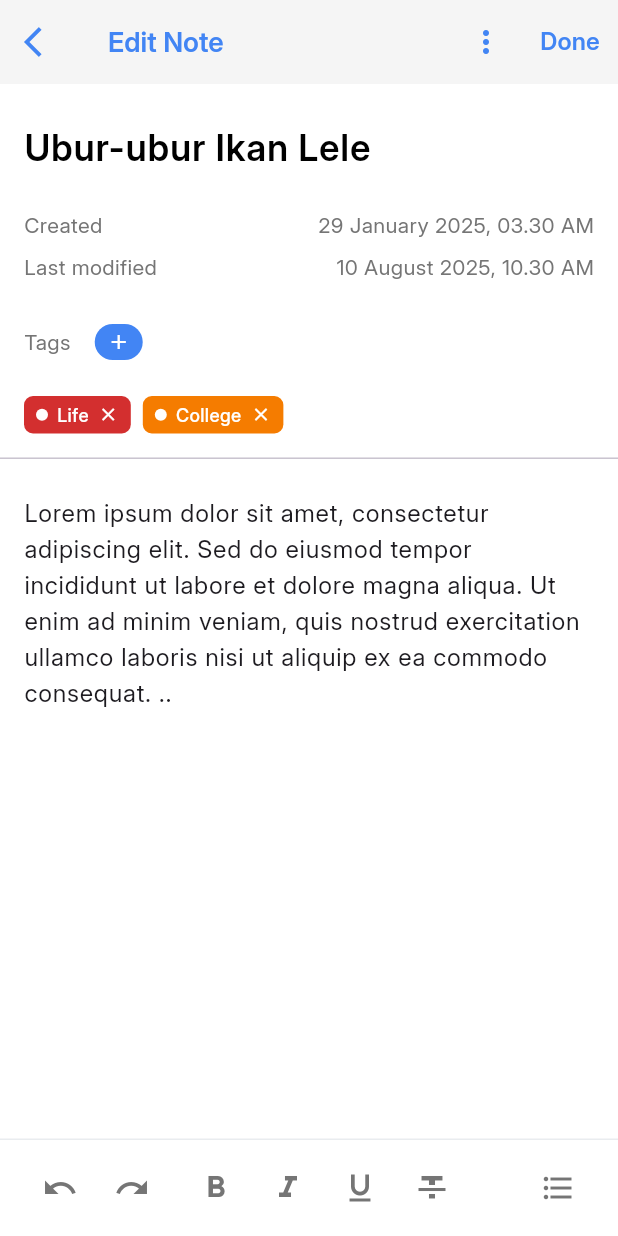
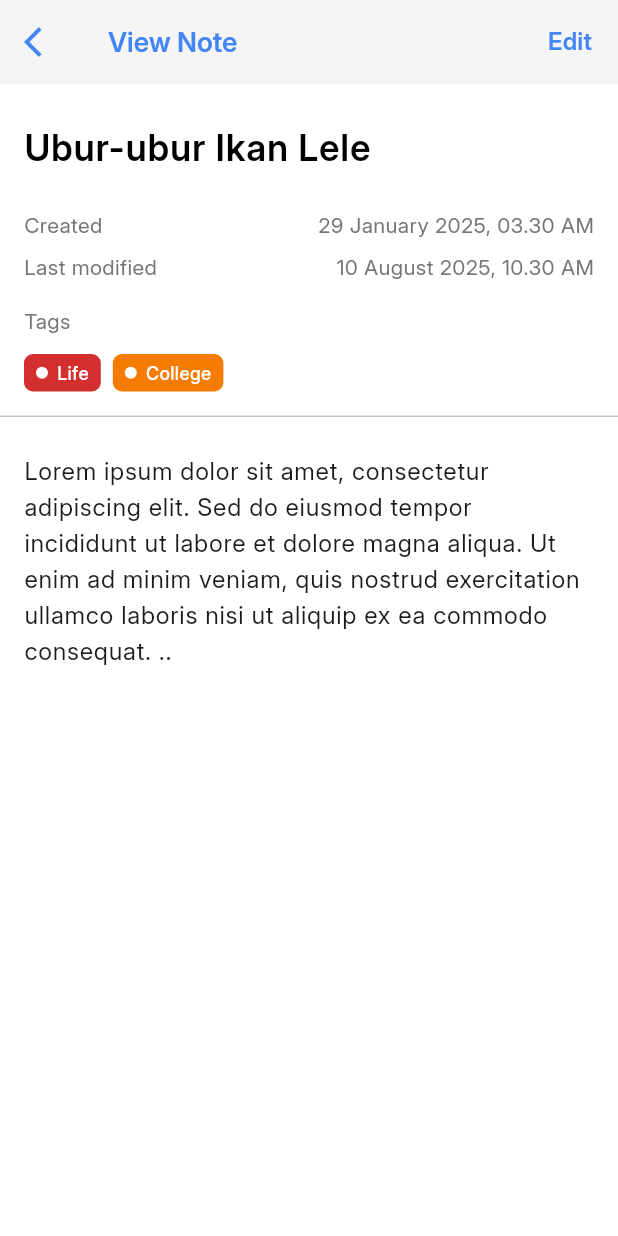
Before and after one commit to fadhilakamila/FP-Flutter-NotedPak, a Flutter app: the screen it shows after launch, on a phone screen of 412 x 824 dp. Run offline on Flutter 3.47's test engine with Material 3 defaults, Android fonts, the phone set to English and light mode, and no system bars; our stand-ins replace font_awesome_flutter.

Commit message:
Update_Edit

```diff
--- a/lib/pages/edit_page.dart
+++ b/lib/pages/edit_page.dart
@@ -1,17 +1,16 @@
 import 'package:flutter/material.dart';
 import 'package:noted_pak/widgets/new_tag_dialog.dart';
-import 'package:noted_pak/widgets/note_tag.dart'; // Di sini ada definisi DotTag dan fungsi getDotTagBackgroundColor
-import 'package:noted_pak/widgets/delete_note_alert.dart'; // Import DeleteNoteAlert
+import 'package:noted_pak/widgets/note_tag.dart';
+import 'package:noted_pak/widgets/delete_note_alert.dart';
 
 // Definisi warna primer dan lainnya yang konsisten dengan LoginPage
 const Color _primaryBlue = Color(0xFF4285F4);
-const Color _lightGreyBackground = Color(0xFFF8F9FA); // Not explicitly used in this snippet, but good to keep
+const Color _lightGreyBackground = Color(0xFFF8F9FA);
 const Color _lightBorderColor = Color(0xFFE9ECEF);
-const Color _darkTextColor = Colors.black87; // Untuk teks judul AppBar, dll.
 
 class NewOrEditNotePage extends StatefulWidget {
   final Map<String, dynamic>? existingNote;
-  final bool isReadOnly;
+  final bool isReadOnly; // Ini adalah override keras untuk mode read-only
 
   const NewOrEditNotePage({
     Key? key,
@@ -26,9 +25,12 @@ class NewOrEditNotePage extends StatefulWidget {
 class _NewOrEditNotePageState extends State<NewOrEditNotePage> {
   late TextEditingController _titleController;
   late TextEditingController _contentController;
-  List<String> _tags = []; // Daftar tag yang dimiliki catatan ini
+  List<String> _tags = [];
   DateTime? _createdDate;
   DateTime? _lastModifiedDate;
+
+  // State untuk mengontrol mode edit/view
+  late bool _isEditingMode;
 
   // Variabel untuk gaya teks Rich Text Editor
   bool _isBold = false;
@@ -36,9 +38,6 @@ class _NewOrEditNotePageState extends State<NewOrEditNotePage> {
   bool _isUnderline = false;
   bool _isStrikethrough = false;
 
-  // List ini akan menyimpan semua tag yang pernah dibuat oleh user di aplikasi.
-  // Dalam aplikasi nyata, ini akan diambil dari database atau penyimpanan lokal.
-  // Untuk tujuan demo, ini adalah data dummy.
   List<String> _allExistingUserTags = [
     'Personal Routine', 'Life', 'College', 'Work', 'Health',
     'Finance', 'Travel', 'Ideas', 'Shopping', 'Goals',
@@ -50,6 +49,21 @@ class _NewOrEditNotePageState extends State<NewOrEditNotePage> {
     super.initState();
     _initializeControllers();
     _loadExistingNote();
+
+    // Inisialisasi _isEditingMode:
+    // Jika ini catatan baru, langsung masuk mode edit.
+    // Jika catatan yang sudah ada, mulai dalam mode view, kecuali jika isReadOnly widget adalah false.
+    _isEditingMode = widget.existingNote == null && !widget.isReadOnly;
+    // Jika widget.isReadOnly adalah true, maka selalu dalam mode view (tidak bisa diedit)
+    if (widget.isReadOnly) {
+      _isEditingMode = false;
+    } else if (widget.existingNote != null && widget.existingNote!.isEmpty) {
+      // Handle case where existingNote is provided but empty, treat as new note
+      _isEditingMode = true;
+    } else if (widget.existingNote != null) {
+      // For existing notes, start in view mode (unless explicitly forced to edit from external route/param)
+      _isEditingMode = false;
+    }
   }
 
   void _initializeControllers() {
@@ -62,8 +76,6 @@ class _NewOrEditNotePageState extends State<NewOrEditNotePage> {
       _titleController.text = widget.existingNote!['title'] ?? '';
       _contentController.text = widget.existingNote!['content'] ?? '';
       _tags = List<String>.from(widget.existingNote!['tags'] ?? []);
-      // Pastikan tanggalnya adalah DateTime object, bukan String.
-      // Jika dari JSON, mungkin perlu parsing.
       _createdDate = _parseDate(widget.existingNote!['createdDate']);
       _lastModifiedDate = _parseDate(widget.existingNote!['lastModifiedDate']);
     } else {
@@ -125,24 +137,21 @@ class _NewOrEditNotePageState extends State<NewOrEditNotePage> {
       'title': _titleController.text.isEmpty ? 'Title here..' : _titleController.text,
       'content': _contentController.text,
       'tags': _tags,
-      'createdDate': _createdDate?.toIso8601String(), // Pastikan disimpan sebagai String
-      'lastModifiedDate': DateTime.now().toIso8601String(), // Pastikan disimpan sebagai String
+      'createdDate': _createdDate?.toIso8601String(),
+      'lastModifiedDate': DateTime.now().toIso8601String(),
     };
 
     Navigator.pop(context, noteData);
   }
 
-  // Fungsi untuk menampilkan dialog konfirmasi penghapusan
   void _showDeleteConfirmationDialog() {
     showDialog(
       context: context,
       builder: (BuildContext context) {
-        return DeleteNoteAlert();
+        return const DeleteNoteAlert(); // Pastikan ini const jika tidak ada perubahan state internal
       },
     ).then((result) {
-      if (result == true) { // Jika user menekan 'Yes' di dialog DeleteNoteAlert
-        // Logika untuk menghapus catatan di sini
-        // Misalnya, panggil API atau hapus dari database lokal
+      if (result == true) {
         print("Note deleted!");
         Navigator.pop(context); // Kembali dari NewOrEditNotePage setelah menghapus
       }
@@ -151,7 +160,10 @@ class _NewOrEditNotePageState extends State<NewOrEditNotePage> {
 
   @override
   Widget build(BuildContext context) {
-    final isEditing = widget.existingNote != null;
+    // Tentukan apakah catatan ini adalah catatan baru (belum pernah disimpan)
+    final isNewNote = widget.existingNote == null;
+    // Tentukan apakah input field harus read-only (berdasarkan mode atau override isReadOnly)
+    final bool _isInputReadOnly = !_isEditingMode || widget.isReadOnly;
 
     return Scaffold(
       backgroundColor: Colors.grey[100],
@@ -163,7 +175,9 @@ class _NewOrEditNotePageState extends State<NewOrEditNotePage> {
           onPressed: () => Navigator.pop(context),
         ),
         title: Text(
-          isEditing ? 'Edit Note' : 'New Note',
+          isNewNote
+              ? 'New Note'
+              : (_isEditingMode ? 'Edit Note' : 'View Note'),
           style: const TextStyle(
             color: _primaryBlue,
             fontSize: 18,
@@ -171,8 +185,38 @@ class _NewOrEditNotePageState extends State<NewOrEditNotePage> {
           ),
         ),
         actions: [
-          // Mengganti IconButton dengan PopupMenuButton untuk opsi delete
-          if (isEditing && !widget.isReadOnly) // Tampilkan tombol delete hanya jika sedang mengedit dan tidak read-only
+          if (!isNewNote && !_isEditingMode && !widget.isReadOnly) // Hanya tampilkan Edit jika bukan catatan baru, dalam mode view, dan tidak read-only keras
+            TextButton(
+              onPressed: () {
+                setState(() {
+                  _isEditingMode = true; // Beralih ke mode edit
+                  _lastModifiedDate = DateTime.now(); // Update last modified saat mulai edit
+                });
+              },
+              child: const Text(
+                'Edit',
+                style: TextStyle(
+                  color: _primaryBlue,
+                  fontSize: 16,
+                  fontWeight: FontWeight.w600,
+                ),
+              ),
+            ),
+
+          if (_isEditingMode && !widget.isReadOnly) // Tampilkan Done dan Delete jika dalam mode edit dan tidak read-only keras
+            TextButton(
+              onPressed: _saveNote,
+              child: const Text(
+                'Done',
+                style: TextStyle(
+                  color: _primaryBlue,
+                  fontSize: 16,
+                  fontWeight: FontWeight.w600,
+                ),
+              ),
+            ),
+
+          if (!isNewNote && _isEditingMode && !widget.isReadOnly) // Tampilkan menu titik tiga untuk delete hanya jika editing catatan lama dan tidak read-only keras
             PopupMenuButton<String>(
               onSelected: (value) {
                 if (value == 'delete') {
@@ -180,35 +224,19 @@ class _NewOrEditNotePageState extends State<NewOrEditNotePage> {
                 }
               },
               itemBuilder: (BuildContext context) => <PopupMenuEntry<String>>[
-                PopupMenuItem<String>(
+                const PopupMenuItem<String>(
                   value: 'delete',
                   child: Row(
-                    children: const [
+                    children: [
                       Icon(Icons.delete_outline, color: Colors.red),
                       SizedBox(width: 8),
                       Text('Delete Note', style: TextStyle(color: Colors.red)),
                     ],
                   ),
                 ),
-                // Anda bisa menambahkan PopupMenuItem lain di sini
               ],
-              icon: const Icon(Icons.more_vert, color: _primaryBlue), // Icon tiga titik
+              icon: const Icon(Icons.more_vert, color: _primaryBlue),
             ),
-
-          TextButton(
-            onPressed: widget.isReadOnly ? null : _saveNote,
-            child: const Text(
-              'Done',
-              style: TextStyle(
-                color: _primaryBlue,
-                fontSize: 16,
-                fontWeight: FontWeight.w600,
-              ),
-            ),
-          ),
-          // Icon book_outlined dihapus atau dipindahkan jika tidak diperlukan lagi
-          // atau jika fungsionalitasnya dipindah ke menu tiga titik.
-          // Saat ini, saya menghapusnya karena opsi "Delete Note" akan ada di sana.
         ],
       ),
       body: Column(
@@ -222,7 +250,7 @@ class _NewOrEditNotePageState extends State<NewOrEditNotePage> {
               children: [
                 TextField(
                   controller: _titleController,
-                  readOnly: widget.isReadOnly,
+                  readOnly: _isInputReadOnly, // readOnly berdasarkan _isInputReadOnly
                   style: const TextStyle(
                     fontSize: 24,
                     fontWeight: FontWeight.bold,
@@ -238,15 +266,18 @@ class _NewOrEditNotePageState extends State<NewOrEditNotePage> {
                     border: InputBorder.none,
                   ),
                   onChanged: (value) {
-                    setState(() {
-                      _lastModifiedDate = DateTime.now();
-                    });
+                    if (_isEditingMode) { // Hanya update jika dalam mode edit
+                      setState(() {
+                        _lastModifiedDate = DateTime.now();
+                      });
+                    }
                   },
                 ),
 
                 const SizedBox(height: 16),
 
-                if (isEditing) ...[
+                // Info Created & Last Modified hanya tampil jika ini catatan yang sudah ada
+                if (!isNewNote) ...[
                   Row(
                     children: [
                       Text(
@@ -300,7 +331,7 @@ class _NewOrEditNotePageState extends State<NewOrEditNotePage> {
                       ),
                     ),
                     const SizedBox(width: 8),
-                    if (!widget.isReadOnly)
+                    if (_isEditingMode && !widget.isReadOnly) // Tombol Add Tag hanya di mode edit
                       ElevatedButton(
                         onPressed: _addTag,
                         style: ElevatedButton.styleFrom(
@@ -314,7 +345,7 @@ class _NewOrEditNotePageState extends State<NewOrEditNotePage> {
                         child: const Icon(Icons.add, size: 16),
                       ),
                     const Spacer(),
-                    if (_tags.isEmpty)
+                    if (_tags.isEmpty && _isInputReadOnly) // "No tags added" hanya di view mode
                       Text(
                         'No tags added',
                         style: TextStyle(
@@ -327,27 +358,26 @@ class _NewOrEditNotePageState extends State<NewOrEditNotePage> {
 
                 const SizedBox(height: 12),
 
-                // Tags Display - MENGGUNAKAN DOTTAG DENGAN TOMBOL HAPUS SEBAGAI CHILD
+                // Tags Display
                 if (_tags.isNotEmpty)
                   Wrap(
                     spacing: 8,
                     runSpacing: 8,
-                    children: _tags.map((tag) => DotTag( // <-- Menggunakan DotTag di sini!
+                    children: _tags.map((tag) => DotTag(
                       tag: tag,
-                      // Jika tidak read-only, tambahkan tombol silang sebagai child
-                      child: widget.isReadOnly
-                          ? null
-                          : GestureDetector(
+                      child: (_isEditingMode && !widget.isReadOnly) // Tombol silang hanya di mode edit
+                          ? GestureDetector(
                               onTap: () => _removeTag(tag),
                               child: Container(
-                                padding: const EdgeInsets.only(left: 6), // Padding ke kiri untuk ikon silang
+                                padding: const EdgeInsets.only(left: 6),
                                 child: const Icon(
                                   Icons.close,
                                   size: 14,
-                                  color: Colors.white, // Ikon silang tetap putih
+                                  color: Colors.white,
                                 ),
                               ),
-                            ),
+                            )
+                          : null, // Tidak ada tombol silang di mode view
                     )).toList(),
                   ),
               ],
@@ -367,7 +397,7 @@ class _NewOrEditNotePageState extends State<NewOrEditNotePage> {
                       padding: const EdgeInsets.all(16.0),
                       child: TextField(
                         controller: _contentController,
-                        readOnly: widget.isReadOnly,
+                        readOnly: _isInputReadOnly, // readOnly berdasarkan _isInputReadOnly
                         maxLines: null,
                         expands: true,
                         textAlignVertical: TextAlignVertical.top,
@@ -389,16 +419,18 @@ class _NewOrEditNotePageState extends State<NewOrEditNotePage> {
                           border: InputBorder.none,
                         ),
                         onChanged: (value) {
-                          setState(() {
-                            _lastModifiedDate = DateTime.now();
-                          });
+                          if (_isEditingMode) { // Hanya update jika dalam mode edit
+                            setState(() {
+                              _lastModifiedDate = DateTime.now();
+                            });
+                          }
                         },
                       ),
                     ),
                   ),
 
-                  // Rich Text Toolbar
-                  if (!widget.isReadOnly)
+                  // Rich Text Toolbar hanya tampil di mode edit
+                  if (_isEditingMode && !widget.isReadOnly)
                     Container(
                       padding: const EdgeInsets.symmetric(horizontal: 16, vertical: 8),
                       decoration: BoxDecoration(
```
